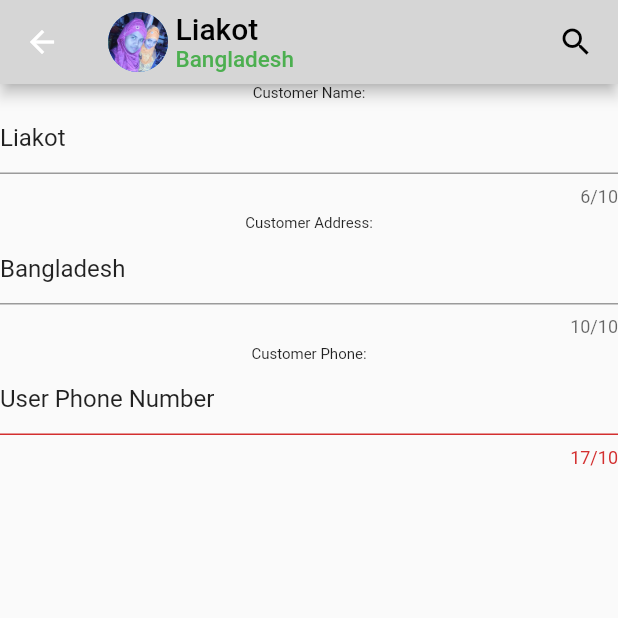
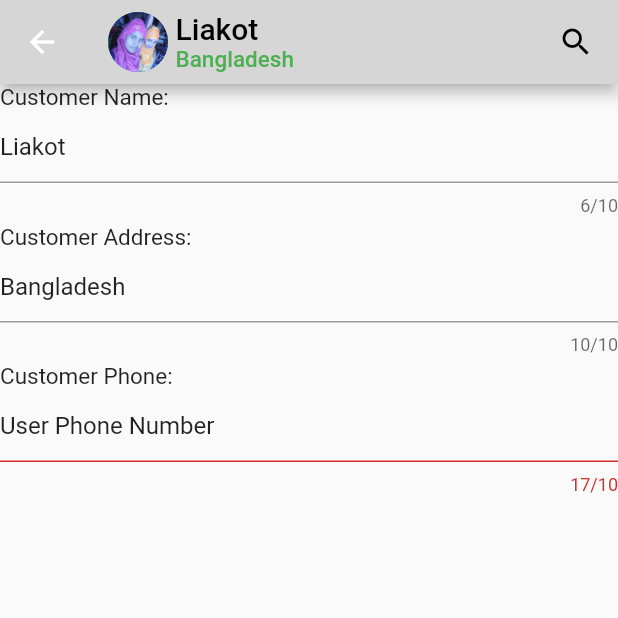
Before and after one commit to Liakot-ali/Flutter-Learn, a Flutter app: the screen it shows after launch, after a tap on "Add", after a tap on "Liakot", on a phone screen of 412 x 824 dp, the top half of it. Run offline on Flutter 3.47's test engine with Material 2 defaults, Android fonts, the phone set to English and light mode, and no system bars.

Commit message:
cursor size changes

```diff
--- a/lib/customer_details.dart
+++ b/lib/customer_details.dart
@@ -25,23 +25,24 @@ class _StateCustomerDetails extends State<CustomerDetails> {
           child: appBar(value.name, value.address, value.picture),
         ),
       ),
-      body: Center(
-        child: Column(
+      body: Column(
+        crossAxisAlignment: CrossAxisAlignment.start,
         children: [
           Text(
             "Customer Name:",
-              style: TextStyle(fontSize: 10.0),
+            style: TextStyle(fontSize: 15.0),
           ),
           TextFormField(
             initialValue: value.name,
             maxLength: 10,
+            cursorHeight: 17.0,
           ),
           SizedBox(
             height: 5.0,
           ),
           Text(
             "Customer Address:",
-              style: TextStyle(fontSize: 10.0),
+            style: TextStyle(fontSize: 15.0),
           ),
           TextFormField(
             initialValue: value.address,
@@ -52,7 +53,7 @@ class _StateCustomerDetails extends State<CustomerDetails> {
           ),
           Text(
             "Customer Phone:",
-              style: TextStyle(fontSize: 10.0),
+            style: TextStyle(fontSize: 15.0),
           ),
           TextFormField(
             initialValue: "User Phone Number",
@@ -63,7 +64,6 @@ class _StateCustomerDetails extends State<CustomerDetails> {
           ),
         ],
       ),
-      ),
     );
   }
 }
```
Lines whose indentation alone changed are shown as unchanged.
